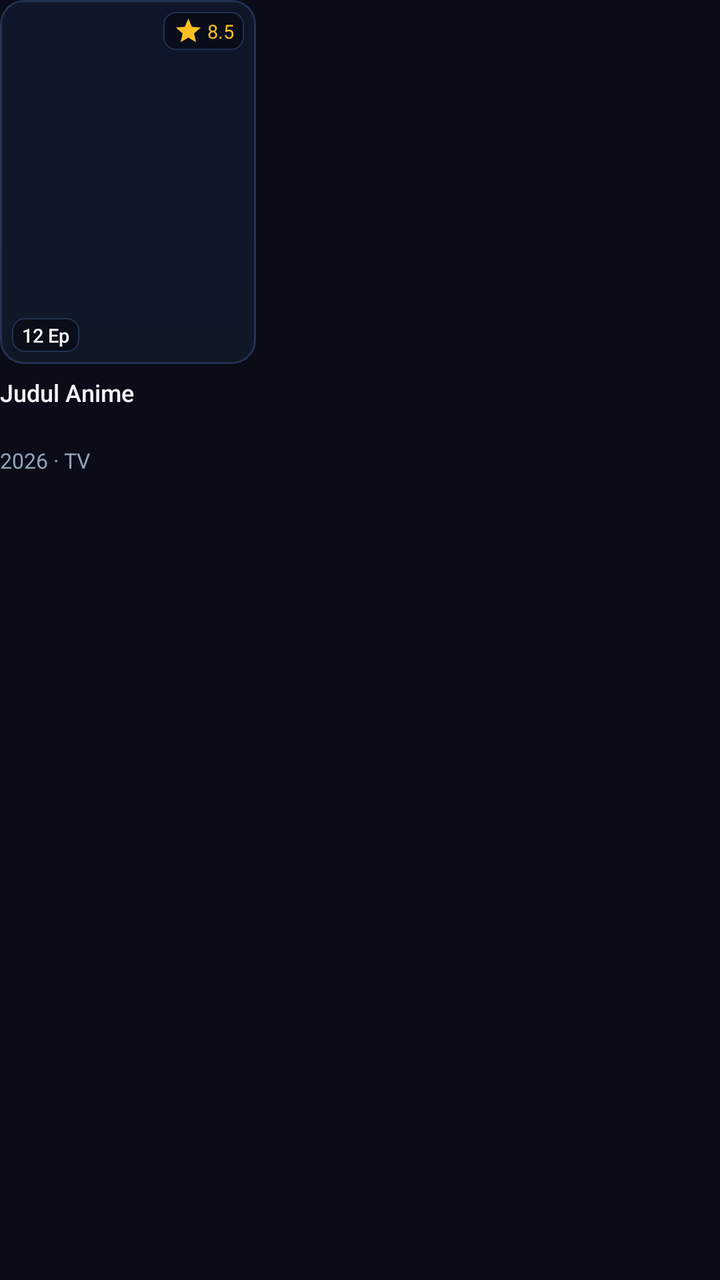
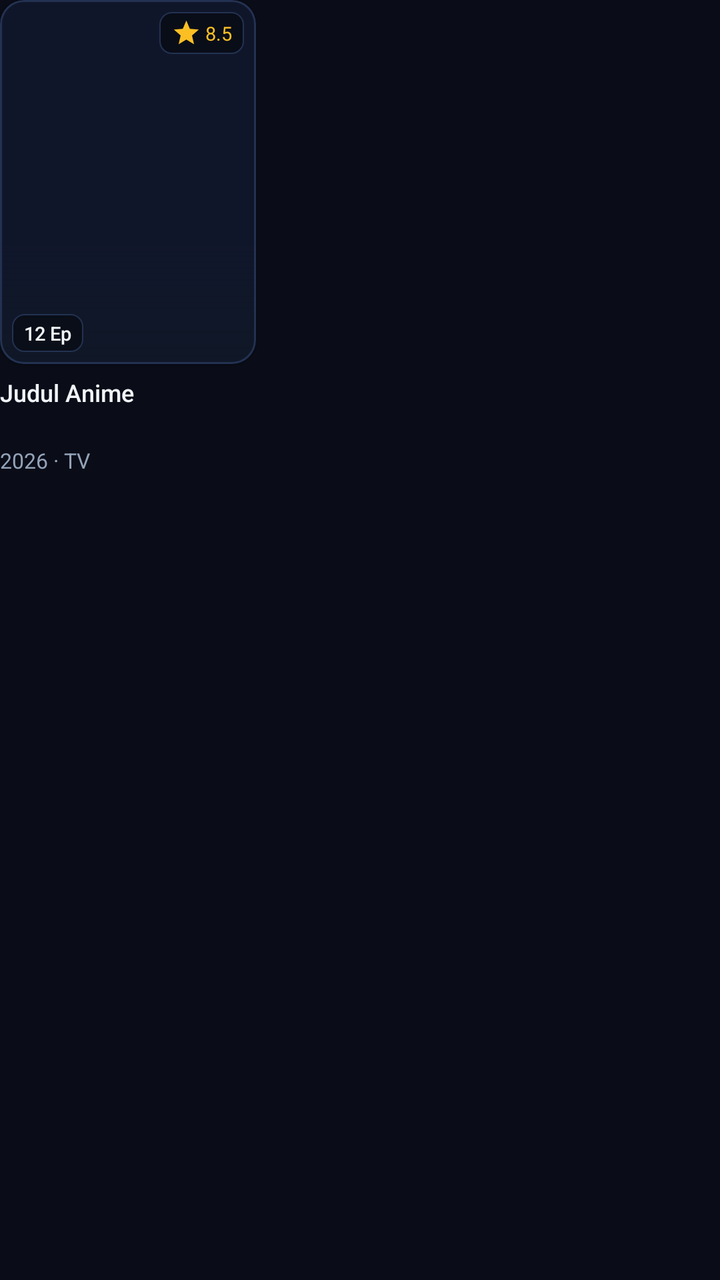

Screens rendered from an Android XML layout before and after an edit, with the pre-edit source and the edit as a unified diff.
<!-- AndroidManifest.xml: application theme Theme.Menatap -->
<!-- res/layout/item_anime_poster_h.xml -->
<?xml version="1.0" encoding="utf-8"?>
<LinearLayout xmlns:android="http://schemas.android.com/apk/res/android"
    xmlns:app="http://schemas.android.com/apk/res-auto"
    android:layout_width="128dp"
    android:layout_height="wrap_content"
    android:layout_marginHorizontal="5dp"
    android:orientation="vertical">

    
    <com.google.android.material.card.MaterialCardView
        android:id="@+id/card_poster"
        android:layout_width="128dp"
        android:layout_height="182dp"
        android:clickable="true"
        android:focusable="true"
        android:foreground="?attr/selectableItemBackground"
        app:cardCornerRadius="12dp"
        app:cardElevation="2dp"
        app:cardBackgroundColor="@color/frost_surface"
        app:strokeColor="@color/frost_border"
        app:strokeWidth="1dp">

        <FrameLayout
            android:layout_width="match_parent"
            android:layout_height="match_parent">

            <ImageView
                android:id="@+id/iv_poster"
                android:layout_width="match_parent"
                android:layout_height="match_parent"
                android:scaleType="centerCrop"
                android:contentDescription="Poster" />

            
            <View
                android:layout_width="match_parent"
                android:layout_height="60dp"
                android:layout_gravity="bottom"
                android:background="@drawable/bg_poster_frost_scrim" />

            
            <TextView
                android:id="@+id/tv_badge_score"
                android:layout_width="wrap_content"
                android:layout_height="wrap_content"
                android:layout_gravity="top|end"
                android:layout_margin="6dp"
                android:background="@drawable/bg_badge_frost"
                android:paddingHorizontal="5dp"
                android:paddingVertical="2dp"
                android:gravity="center_vertical"
                app:drawableStartCompat="@drawable/ic_star_filled"
                app:drawableTint="@color/star_gold"
                android:drawablePadding="2dp"
                android:text="8.5"
                android:textColor="@color/star_gold"
                android:textSize="9.5sp"
                android:fontFamily="sans-serif-bold" />

            
            <TextView
                android:id="@+id/tv_badge_ep"
                android:layout_width="wrap_content"
                android:layout_height="wrap_content"
                android:layout_gravity="bottom|start"
                android:layout_margin="6dp"
                android:background="@drawable/bg_badge_frost"
                android:paddingHorizontal="5dp"
                android:paddingVertical="2dp"
                android:text="12 Ep"
                android:textColor="@color/text_frost_bright"
                android:textSize="9.5sp"
                android:fontFamily="sans-serif-medium" />
        </FrameLayout>
    </com.google.android.material.card.MaterialCardView>

    
    <TextView
        android:id="@+id/tv_title"
        android:layout_width="match_parent"
        android:layout_height="34dp"
        android:layout_marginTop="6dp"
        android:text="Judul Anime"
        android:textColor="@color/text_frost_bright"
        android:textSize="12sp"
        android:fontFamily="sans-serif-medium"
        android:maxLines="2"
        android:ellipsize="end"
        android:lineSpacingExtra="1dp" />

    <TextView
        android:id="@+id/tv_meta"
        android:layout_width="match_parent"
        android:layout_height="wrap_content"
        android:layout_marginTop="1dp"
        android:text="2026 · TV"
        android:textColor="@color/text_frost_subtle"
        android:textSize="10.5sp"
        android:fontFamily="sans-serif"
        android:singleLine="true"
        android:ellipsize="end" />
</LinearLayout>
<!-- resources referenced by this layout -->
<resources>
  <color name="frost_border">#233252</color>
  <color name="frost_surface">#10162A</color>
  <color name="star_gold">#FBBF24</color>
  <color name="text_frost_bright">#F1F5F9</color>
  <color name="text_frost_subtle">#94A3B8</color>
  <!-- drawable bg_badge_frost (drawable) -->
  <?xml version="1.0" encoding="utf-8"?>
  <shape xmlns:android="http://schemas.android.com/apk/res/android"
      android:shape="rectangle">
      <corners android:radius="6dp" />
      <solid android:color="#CC080C14" />
      <stroke
          android:width="0.8dp"
          android:color="@color/frost_border" />
  </shape>
  <!-- drawable bg_poster_frost_scrim (drawable) -->
  <?xml version="1.0" encoding="utf-8"?>
  <shape xmlns:android="http://schemas.android.com/apk/res/android"
      android:shape="rectangle">
      <gradient
          android:angle="270"
          android:startColor="#00000000"
          android:centerColor="#770F1726"
          android:endColor="#F20F1726" />
  </shape>
  <!-- drawable ic_star_filled (drawable) -->
  <?xml version="1.0" encoding="utf-8"?>
  <vector xmlns:android="http://schemas.android.com/apk/res/android"
      android:width="15dp"
      android:height="15dp"
      android:viewportWidth="24"
      android:viewportHeight="24">
      
      <path
          android:fillColor="#FFFFFFFF"
          android:pathData="M12,17.27 L18.18,21 L16.54,13.97 L22,9.24 L14.81,8.63 L12,2 L9.19,8.63 L2,9.24 L7.46,13.97 L5.82,21 L12,17.27 Z" />
  </vector>
  <style name="Theme.Menatap" parent="Theme.MaterialComponents.DayNight.NoActionBar">
          <item name="android:windowBackground">@color/frost_void</item>
          <item name="android:statusBarColor">@android:color/transparent</item>
          <item name="android:navigationBarColor">@android:color/transparent</item>
          <item name="android:windowLightStatusBar">false</item>
          <item name="android:windowLightNavigationBar">false</item>
          <item name="colorPrimary">@color/accent_glacial</item>
          <item name="colorPrimaryVariant">@color/accent_azure</item>
          <item name="colorSecondary">@color/accent_frost_iris</item>
          <item name="android:textColorPrimary">@color/text_frost_bright</item>
          <item name="android:textColorSecondary">@color/text_frost_subtle</item>
      </style>
  <color name="frost_void">#0A0D18</color>
  <color name="accent_glacial">#38BDF8</color>
  <color name="accent_azure">#38BDF8</color>
  <color name="accent_frost_iris">#818CF8</color>
</resources>

<!-- the commit's change to res/layout/item_anime_poster_h.xml (unified diff, before → after) -->
@@ -3,7 +3,7 @@
     xmlns:app="http://schemas.android.com/apk/res-auto"
     android:layout_width="128dp"
     android:layout_height="wrap_content"
-    android:layout_marginHorizontal="5dp"
+    android:layout_marginHorizontal="@dimen/card_horizontal_margin"
     android:orientation="vertical">
 
     
@@ -44,10 +44,10 @@
                 android:layout_width="wrap_content"
                 android:layout_height="wrap_content"
                 android:layout_gravity="top|end"
-                android:layout_margin="6dp"
+                android:layout_margin="@dimen/card_badge_margin"
                 android:background="@drawable/bg_badge_frost"
-                android:paddingHorizontal="5dp"
-                android:paddingVertical="2dp"
+                android:paddingHorizontal="@dimen/card_badge_padding_h"
+                android:paddingVertical="@dimen/card_badge_padding_v"
                 android:gravity="center_vertical"
                 app:drawableStartCompat="@drawable/ic_star_filled"
                 app:drawableTint="@color/star_gold"
@@ -63,10 +63,10 @@
                 android:layout_width="wrap_content"
                 android:layout_height="wrap_content"
                 android:layout_gravity="bottom|start"
-                android:layout_margin="6dp"
+                android:layout_margin="@dimen/card_badge_margin"
                 android:background="@drawable/bg_badge_frost"
-                android:paddingHorizontal="5dp"
-                android:paddingVertical="2dp"
+                android:paddingHorizontal="@dimen/card_badge_padding_h"
+                android:paddingVertical="@dimen/card_badge_padding_v"
                 android:text="12 Ep"
                 android:textColor="@color/text_frost_bright"
                 android:textSize="9.5sp"
@@ -79,7 +79,7 @@
         android:id="@+id/tv_title"
         android:layout_width="match_parent"
         android:layout_height="34dp"
-        android:layout_marginTop="6dp"
+        android:layout_marginTop="@dimen/card_badge_margin"
         android:text="Judul Anime"
         android:textColor="@color/text_frost_bright"
         android:textSize="12sp"
<!-- resource entries referenced after the edit -->
@@ -5,6 +5,10 @@
   <color name="star_gold">#FBBF24</color>
   <color name="text_frost_bright">#F1F5F9</color>
   <color name="text_frost_subtle">#94A3B8</color>
+  <dimen name="card_badge_margin">6dp</dimen>
+  <dimen name="card_badge_padding_h">6dp</dimen>
+  <dimen name="card_badge_padding_v">3dp</dimen>
+  <dimen name="card_horizontal_margin">6dp</dimen>
   <!-- drawable bg_badge_frost (drawable) -->
   <?xml version="1.0" encoding="utf-8"?>
   <shape xmlns:android="http://schemas.android.com/apk/res/android"
